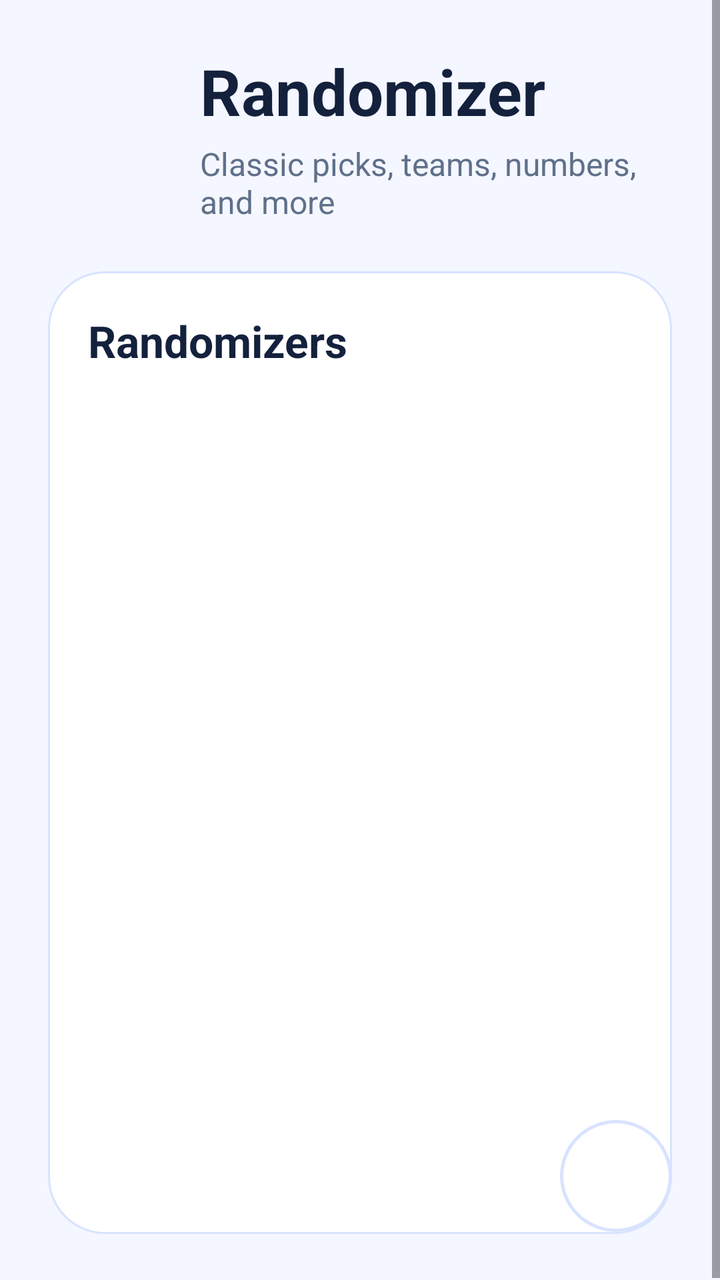
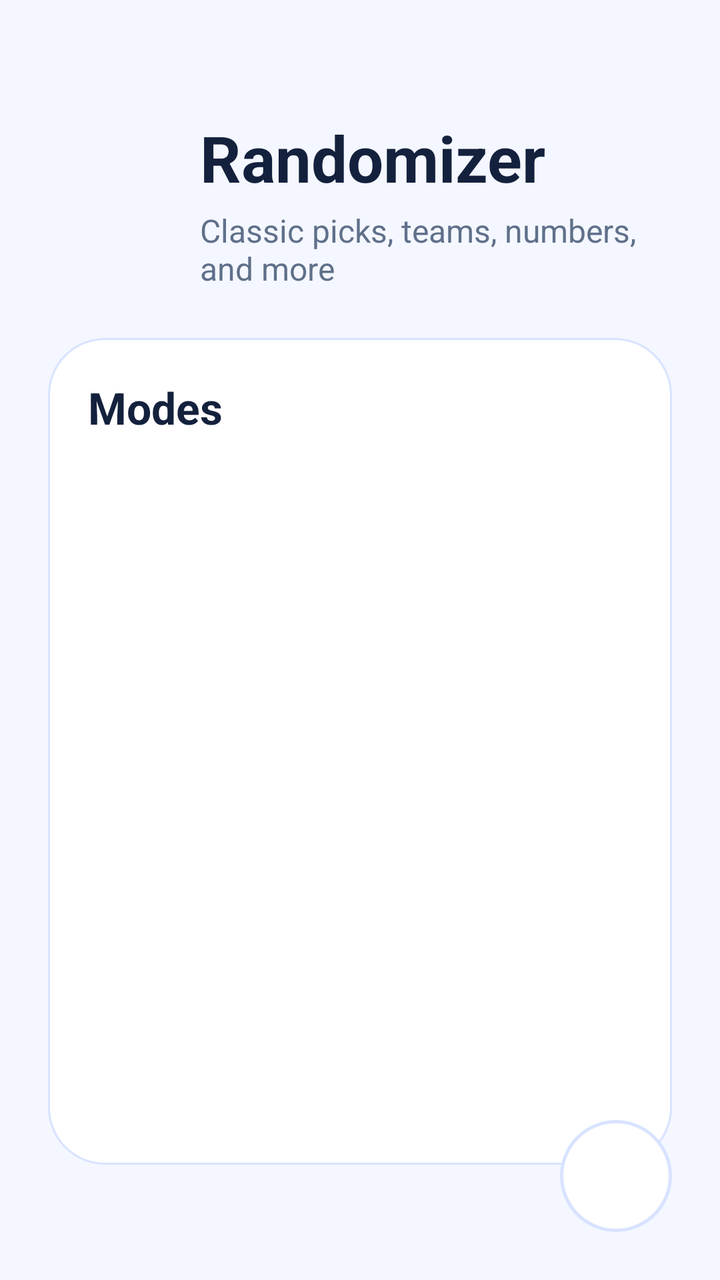

Compare the two renders of this Android layout. The source of the first and the diff that turns it into the second are given below.
<!-- AndroidManifest.xml: application theme Theme.Randomizer -->
<!-- res/layout/activity_start_menu.xml -->
<?xml version="1.0" encoding="utf-8"?>
<FrameLayout xmlns:android="http://schemas.android.com/apk/res/android"
    xmlns:app="http://schemas.android.com/apk/res-auto"
    xmlns:tools="http://schemas.android.com/tools"
    android:layout_width="match_parent"
    android:layout_height="match_parent"
    android:background="@color/screen_background"
    tools:context=".StartMenu">

    <ScrollView
        android:layout_width="match_parent"
        android:layout_height="match_parent"
        android:fillViewport="true">

        <LinearLayout
            android:layout_width="match_parent"
            android:layout_height="wrap_content"
            android:orientation="vertical"
            android:padding="24dp"
            android:paddingBottom="108dp">

            <LinearLayout
                android:layout_width="match_parent"
                android:layout_height="wrap_content"
                android:gravity="center_vertical"
                android:orientation="horizontal">

                <ImageView
                    android:id="@+id/imageView"
                    android:layout_width="60dp"
                    android:layout_height="60dp"
                    android:src="@drawable/dice256" />

                <LinearLayout
                    android:layout_width="0dp"
                    android:layout_height="wrap_content"
                    android:layout_marginStart="16dp"
                    android:layout_weight="1"
                    android:orientation="vertical">

                    <TextView
                        android:layout_width="wrap_content"
                        android:layout_height="wrap_content"
                        android:text="Randomizer"
                        android:textColor="@color/text_primary"
                        android:textSize="32sp"
                        android:textStyle="bold" />

                    <TextView
                        android:layout_width="wrap_content"
                        android:layout_height="wrap_content"
                        android:layout_marginTop="4dp"
                        android:text="Classic picks, teams, numbers, and more"
                        android:textColor="@color/text_secondary"
                        android:textSize="16sp" />
                </LinearLayout>
            </LinearLayout>

            <LinearLayout
                android:layout_width="match_parent"
                android:layout_height="wrap_content"
                android:layout_marginTop="24dp"
                android:background="@drawable/panel_background"
                android:orientation="vertical"
                android:padding="20dp">

                <TextView
                    android:layout_width="wrap_content"
                    android:layout_height="wrap_content"
                    android:text="Randomizers"
                    android:textColor="@color/text_primary"
                    android:textSize="22sp"
                    android:textStyle="bold" />

                <Button
                    android:id="@+id/coinButton"
                    android:layout_width="match_parent"
                    android:layout_height="56dp"
                    android:layout_marginTop="16dp"
                    android:background="@drawable/button_selector"
                    android:onClick="goCoin"
                    android:text="Coin"
                    android:textAllCaps="false"
                    android:textColor="@color/button_text"
                    android:textSize="18sp" />

                <Button
                    android:id="@+id/diceButton"
                    android:layout_width="match_parent"
                    android:layout_height="56dp"
                    android:layout_marginTop="12dp"
                    android:background="@drawable/button_selector"
                    android:onClick="goDice"
                    android:text="Dice"
                    android:textAllCaps="false"
                    android:textColor="@color/button_text"
                    android:textSize="18sp" />

                <Button
                    android:id="@+id/categoriesButton"
                    android:layout_width="match_parent"
                    android:layout_height="56dp"
                    android:layout_marginTop="12dp"
                    android:background="@drawable/button_selector"
                    android:onClick="goCategories"
                    android:text="Categories"
                    android:textAllCaps="false"
                    android:textColor="@color/button_text"
                    android:textSize="18sp" />

                <Button
                    android:id="@+id/teamButton"
                    android:layout_width="match_parent"
                    android:layout_height="56dp"
                    android:layout_marginTop="12dp"
                    android:background="@drawable/button_selector"
                    android:onClick="goTeams"
                    android:text="Team randomizer"
                    android:textAllCaps="false"
                    android:textColor="@color/button_text"
                    android:textSize="18sp" />

                <Button
                    android:id="@+id/numberButton"
                    android:layout_width="match_parent"
                    android:layout_height="56dp"
                    android:layout_marginTop="12dp"
                    android:background="@drawable/button_selector"
                    android:onClick="goNumbers"
                    android:text="Number generator"
                    android:textAllCaps="false"
                    android:textColor="@color/button_text"
                    android:textSize="18sp" />

                <Button
                    android:id="@+id/yesNoButton"
                    android:layout_width="match_parent"
                    android:layout_height="56dp"
                    android:layout_marginTop="12dp"
                    android:background="@drawable/button_selector"
                    android:onClick="goYesNo"
                    android:text="Yes or no"
                    android:textAllCaps="false"
                    android:textColor="@color/button_text"
                    android:textSize="18sp" />
            </LinearLayout>
        </LinearLayout>
    </ScrollView>

    <ImageButton
        android:id="@+id/themeToggleButton"
        android:layout_width="56dp"
        android:layout_height="56dp"
        android:layout_gravity="bottom|end"
        android:layout_marginEnd="24dp"
        android:layout_marginBottom="24dp"
        android:background="@drawable/theme_toggle_button_background"
        android:contentDescription="Toggle theme"
        android:padding="14dp"
        android:scaleType="centerInside"
        android:tint="@color/text_primary" />

</FrameLayout>
<!-- resources referenced by this layout -->
<resources>
  <color name="button_text">#FFFFFFFF</color>
  <color name="screen_background">#F4F7FF</color>
  <color name="text_primary">#FF14213D</color>
  <color name="text_secondary">#FF60708A</color>
  <!-- drawable panel_background (drawable) -->
  <?xml version="1.0" encoding="utf-8"?>
  <shape xmlns:android="http://schemas.android.com/apk/res/android">
      <solid android:color="@color/surface_background" />
      <stroke android:width="1dp" android:color="@color/surface_stroke" />
      <corners android:radius="28dp" />
  </shape>
  <!-- drawable theme_toggle_button_background (drawable) -->
  <?xml version="1.0" encoding="utf-8"?>
  <shape xmlns:android="http://schemas.android.com/apk/res/android"
      android:shape="oval">
      <solid android:color="@color/surface_background" />
      <stroke
          android:width="1.5dp"
          android:color="@color/surface_stroke" />
  </shape>
  <style name="Theme.Randomizer" parent="Theme.Material3.DayNight.NoActionBar">
          <item name="colorPrimary">@color/accent</item>
          <item name="colorSecondary">@color/accent</item>
          <item name="android:statusBarColor">@android:color/transparent</item>
          <item name="android:navigationBarColor">@color/screen_background</item>
          <item name="android:windowBackground">@color/screen_background</item>
      </style>
  <color name="surface_background">#FFFFFFFF</color>
  <color name="surface_stroke">#D8E3FF</color>
  <color name="accent">#4D7EF7</color>
</resources>

<!-- the commit's change to res/layout/activity_start_menu.xml (unified diff, before → after) -->
@@ -14,7 +14,8 @@
 
         <LinearLayout
             android:layout_width="match_parent"
-            android:layout_height="wrap_content"
+            android:layout_height="match_parent"
+            android:gravity="center_vertical"
             android:orientation="vertical"
             android:padding="24dp"
             android:paddingBottom="108dp">
@@ -67,7 +68,7 @@
                 <TextView
                     android:layout_width="wrap_content"
                     android:layout_height="wrap_content"
-                    android:text="Randomizers"
+                    android:text="Modes"
                     android:textColor="@color/text_primary"
                     android:textSize="22sp"
                     android:textStyle="bold" />
@@ -131,18 +132,6 @@
                     android:textAllCaps="false"
                     android:textColor="@color/button_text"
                     android:textSize="18sp" />
-
-                <Button
-                    android:id="@+id/yesNoButton"
-                    android:layout_width="match_parent"
-                    android:layout_height="56dp"
-                    android:layout_marginTop="12dp"
-                    android:background="@drawable/button_selector"
-                    android:onClick="goYesNo"
-                    android:text="Yes or no"
-                    android:textAllCaps="false"
-                    android:textColor="@color/button_text"
-                    android:textSize="18sp" />
             </LinearLayout>
         </LinearLayout>
     </ScrollView>
